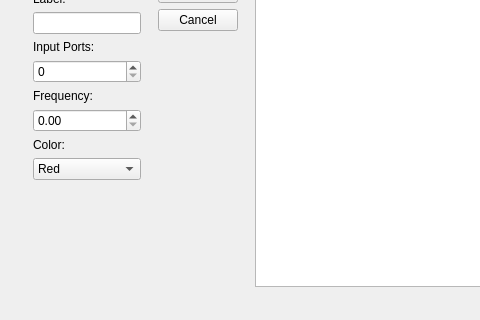
The window that mainwindow.ui (GIBIS-UNIFESP/wiRedPanda) describes before a commit, drawn with Qt 5; both pictures show x 0 to 480 and y 445 to 765 of the 886 by 765 pixel window.
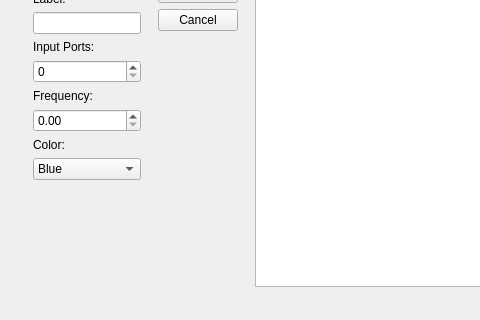
The same window after the commit. The open tabs and pages were chosen to show the change. Icons and pictures are not drawn. Custom widgets are drawn as their Qt base class.

Commit message: Led icons added to resources and QComboBox

Patch:
```diff
--- a/mainwindow.ui
+++ b/mainwindow.ui
@@ -148,11 +148,6 @@
             </item>
             <item row="7" column="0">
              <widget class="QComboBox" name="comboBox">
-              <item>
-               <property name="text">
-                <string>Red</string>
-               </property>
-              </item>
               <item>
                <property name="text">
                 <string>Blue</string>
```
Left out of the diff: 42 changed lines with no effect on the pictures. The commit also changes 1 other file.
